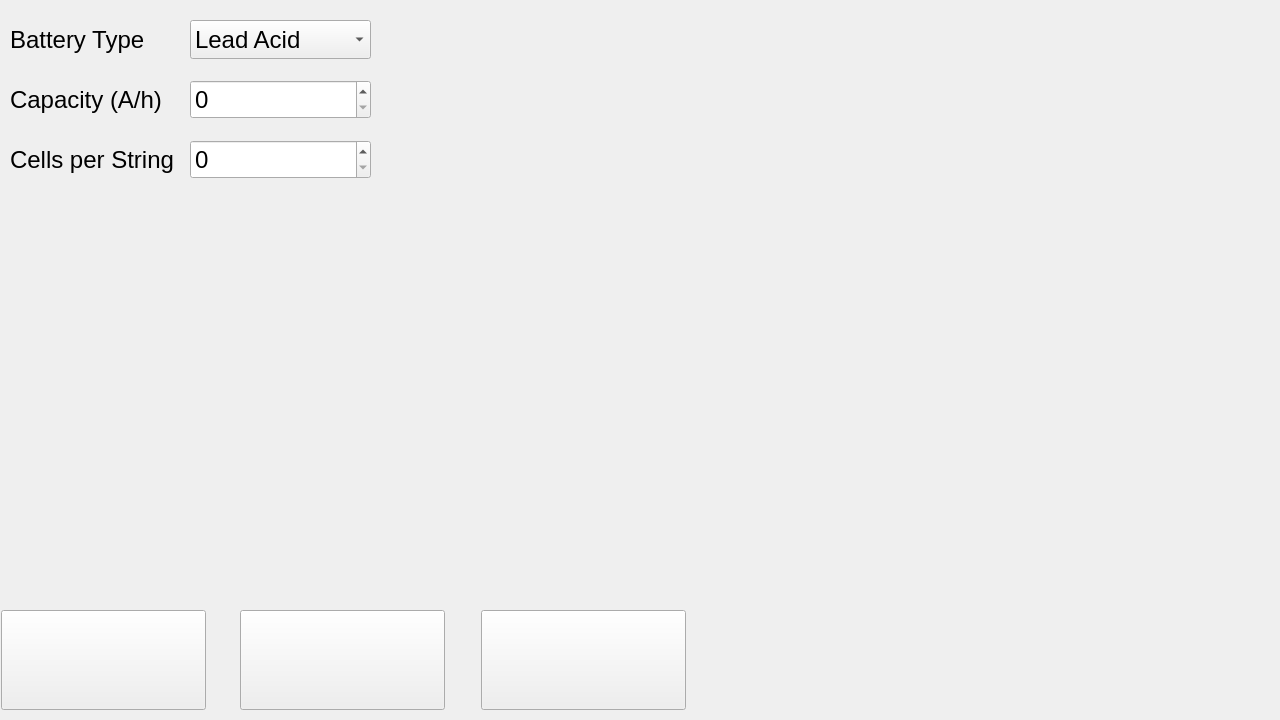
solarpieter/SP515_Display_2, file mainwindow.ui: the form before one commit.
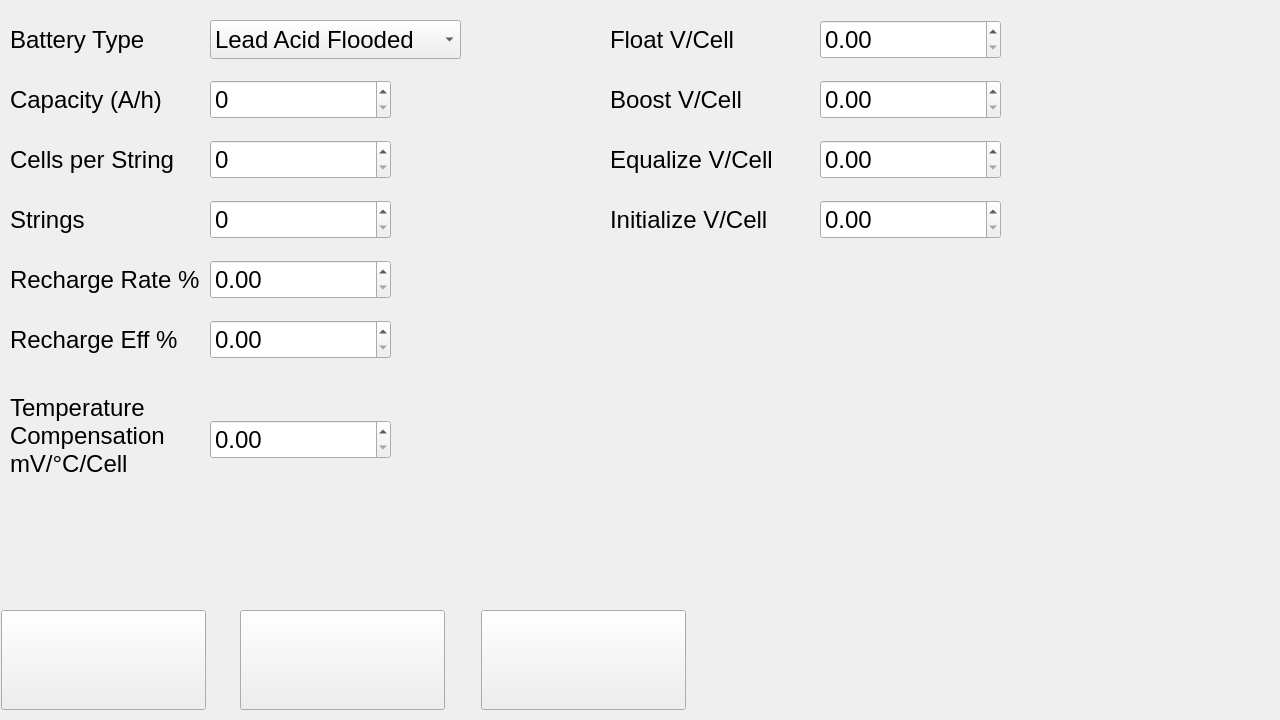
The form after the commit. The open tabs and pages were chosen to show the change. Icons and pictures are not drawn. Custom widgets are drawn as their Qt base class.

Commit message: Battrery settings added

```diff
--- a/mainwindow.ui
+++ b/mainwindow.ui
@@ -1613,9 +1613,9 @@
      <widget class="QComboBox" name="comboBox_battery_type">
       <property name="geometry">
        <rect>
-        <x>190</x>
+        <x>210</x>
         <y>20</y>
-        <width>181</width>
+        <width>251</width>
         <height>39</height>
        </rect>
       </property>
@@ -1626,7 +1626,7 @@
       </property>
       <item>
        <property name="text">
-        <string>Lead Acid</string>
+        <string>Lead Acid Flooded</string>
        </property>
       </item>
       <item>
@@ -1661,7 +1661,7 @@
      <widget class="QSpinBox" name="spinBox_capacity">
       <property name="geometry">
        <rect>
-        <x>190</x>
+        <x>210</x>
         <y>80</y>
         <width>181</width>
         <height>39</height>
@@ -1694,10 +1694,10 @@
        <string>Cells per String</string>
       </property>
      </widget>
-     <widget class="QSpinBox" name="spinBox">
+     <widget class="QSpinBox" name="spinBox_cells">
       <property name="geometry">
        <rect>
-        <x>190</x>
+        <x>210</x>
         <y>140</y>
         <width>181</width>
         <height>39</height>
@@ -1778,6 +1778,273 @@
        </size>
       </property>
      </widget>
+     <widget class="QLabel" name="label_strings">
+      <property name="geometry">
+       <rect>
+        <x>10</x>
+        <y>200</y>
+        <width>180</width>
+        <height>39</height>
+       </rect>
+      </property>
+      <property name="font">
+       <font>
+        <pointsize>18</pointsize>
+       </font>
+      </property>
+      <property name="text">
+       <string>Strings</string>
+      </property>
+     </widget>
+     <widget class="QSpinBox" name="spinBox">
+      <property name="geometry">
+       <rect>
+        <x>210</x>
+        <y>200</y>
+        <width>181</width>
+        <height>39</height>
+       </rect>
+      </property>
+      <property name="font">
+       <font>
+        <pointsize>18</pointsize>
+       </font>
+      </property>
+     </widget>
+     <widget class="QDoubleSpinBox" name="doubleSpinBox_recharge_rate">
+      <property name="geometry">
+       <rect>
+        <x>210</x>
+        <y>260</y>
+        <width>181</width>
+        <height>39</height>
+       </rect>
+      </property>
+      <property name="font">
+       <font>
+        <pointsize>18</pointsize>
+       </font>
+      </property>
+     </widget>
+     <widget class="QLabel" name="label_recharge_rate">
+      <property name="geometry">
+       <rect>
+        <x>10</x>
+        <y>260</y>
+        <width>191</width>
+        <height>39</height>
+       </rect>
+      </property>
+      <property name="font">
+       <font>
+        <pointsize>18</pointsize>
+       </font>
+      </property>
+      <property name="text">
+       <string>Recharge Rate %</string>
+      </property>
+     </widget>
+     <widget class="QLabel" name="label_recharge_eff">
+      <property name="geometry">
+       <rect>
+        <x>10</x>
+        <y>320</y>
+        <width>181</width>
+        <height>39</height>
+       </rect>
+      </property>
+      <property name="font">
+       <font>
+        <pointsize>18</pointsize>
+       </font>
+      </property>
+      <property name="text">
+       <string>Recharge Eff %</string>
+      </property>
+     </widget>
+     <widget class="QDoubleSpinBox" name="doubleSpinBox_recharge_eff">
+      <property name="geometry">
+       <rect>
+        <x>210</x>
+        <y>320</y>
+        <width>181</width>
+        <height>39</height>
+       </rect>
+      </property>
+      <property name="font">
+       <font>
+        <pointsize>18</pointsize>
+       </font>
+      </property>
+     </widget>
+     <widget class="QLabel" name="label_temp_comp">
+      <property name="geometry">
+       <rect>
+        <x>10</x>
+        <y>380</y>
+        <width>191</width>
+        <height>111</height>
+       </rect>
+      </property>
+      <property name="font">
+       <font>
+        <pointsize>18</pointsize>
+       </font>
+      </property>
+      <property name="text">
+       <string>Temperature Compensation mV/°C/Cell</string>
+      </property>
+      <property name="wordWrap">
+       <bool>true</bool>
+      </property>
+     </widget>
+     <widget class="QDoubleSpinBox" name="doubleSpinBox">
+      <property name="geometry">
+       <rect>
+        <x>210</x>
+        <y>420</y>
+        <width>181</width>
+        <height>39</height>
+       </rect>
+      </property>
+      <property name="font">
+       <font>
+        <pointsize>18</pointsize>
+       </font>
+      </property>
+     </widget>
+     <widget class="QLabel" name="label_float_v_cell">
+      <property name="geometry">
+       <rect>
+        <x>610</x>
+        <y>20</y>
+        <width>181</width>
+        <height>39</height>
+       </rect>
+      </property>
+      <property name="font">
+       <font>
+        <pointsize>18</pointsize>
+       </font>
+      </property>
+      <property name="text">
+       <string>Float V/Cell</string>
+      </property>
+     </widget>
+     <widget class="QDoubleSpinBox" name="doubleSpinBox_float_v_cell">
+      <property name="geometry">
+       <rect>
+        <x>820</x>
+        <y>20</y>
+        <width>181</width>
+        <height>39</height>
+       </rect>
+      </property>
+      <property name="font">
+       <font>
+        <pointsize>18</pointsize>
+       </font>
+      </property>
+     </widget>
+     <widget class="QLabel" name="label_boost_v_cell">
+      <property name="geometry">
+       <rect>
+        <x>610</x>
+        <y>80</y>
+        <width>181</width>
+        <height>39</height>
+       </rect>
+      </property>
+      <property name="font">
+       <font>
+        <pointsize>18</pointsize>
+       </font>
+      </property>
+      <property name="text">
+       <string>Boost V/Cell</string>
+      </property>
+     </widget>
+     <widget class="QDoubleSpinBox" name="doubleSpinBox_boost_v_cell">
+      <property name="geometry">
+       <rect>
+        <x>820</x>
+        <y>80</y>
+        <width>181</width>
+        <height>39</height>
+       </rect>
+      </property>
+      <property name="font">
+       <font>
+        <pointsize>18</pointsize>
+       </font>
+      </property>
+     </widget>
+     <widget class="QLabel" name="label_equalize_v_cell">
+      <property name="geometry">
+       <rect>
+        <x>610</x>
+        <y>140</y>
+        <width>181</width>
+        <height>39</height>
+       </rect>
+      </property>
+      <property name="font">
+       <font>
+        <pointsize>18</pointsize>
+       </font>
+      </property>
+      <property name="text">
+       <string>Equalize V/Cell</string>
+      </property>
+     </widget>
+     <widget class="QDoubleSpinBox" name="doubleSpinBox_equalize_v_cell">
+      <property name="geometry">
+       <rect>
+        <x>820</x>
+        <y>140</y>
+        <width>181</width>
+        <height>39</height>
+       </rect>
+      </property>
+      <property name="font">
+       <font>
+        <pointsize>18</pointsize>
+       </font>
+      </property>
+     </widget>
+     <widget class="QLabel" name="label_initialize_v_cell">
+      <property name="geometry">
+       <rect>
+        <x>610</x>
+        <y>200</y>
+        <width>181</width>
+        <height>39</height>
+       </rect>
+      </property>
+      <property name="font">
+       <font>
+        <pointsize>18</pointsize>
+       </font>
+      </property>
+      <property name="text">
+       <string>Initialize V/Cell</string>
+      </property>
+     </widget>
+     <widget class="QDoubleSpinBox" name="doubleSpinBox_initialize_v_cell">
+      <property name="geometry">
+       <rect>
+        <x>820</x>
+        <y>200</y>
+        <width>181</width>
+        <height>39</height>
+       </rect>
+      </property>
+      <property name="font">
+       <font>
+        <pointsize>18</pointsize>
+       </font>
+      </property>
+     </widget>
     </widget>
     <widget class="QWidget" name="pageAlarm_settings"/>
     <widget class="QWidget" name="pageDisplay_settings">
```
Left out of the diff: 25 changed lines with no effect on the pictures.
